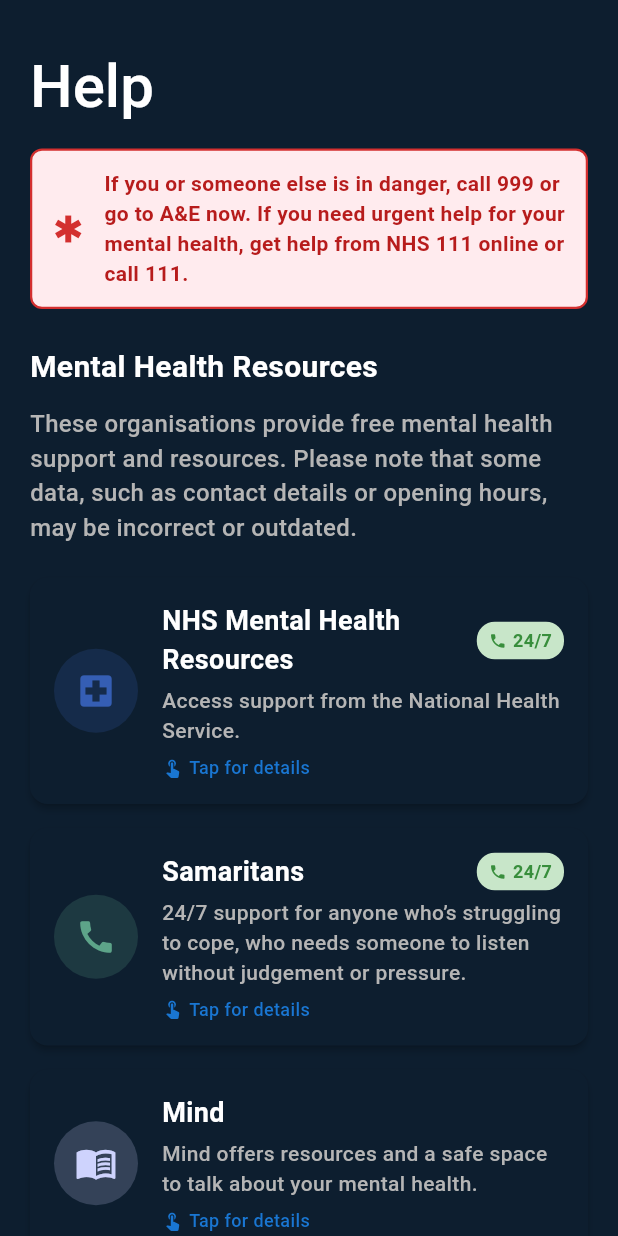
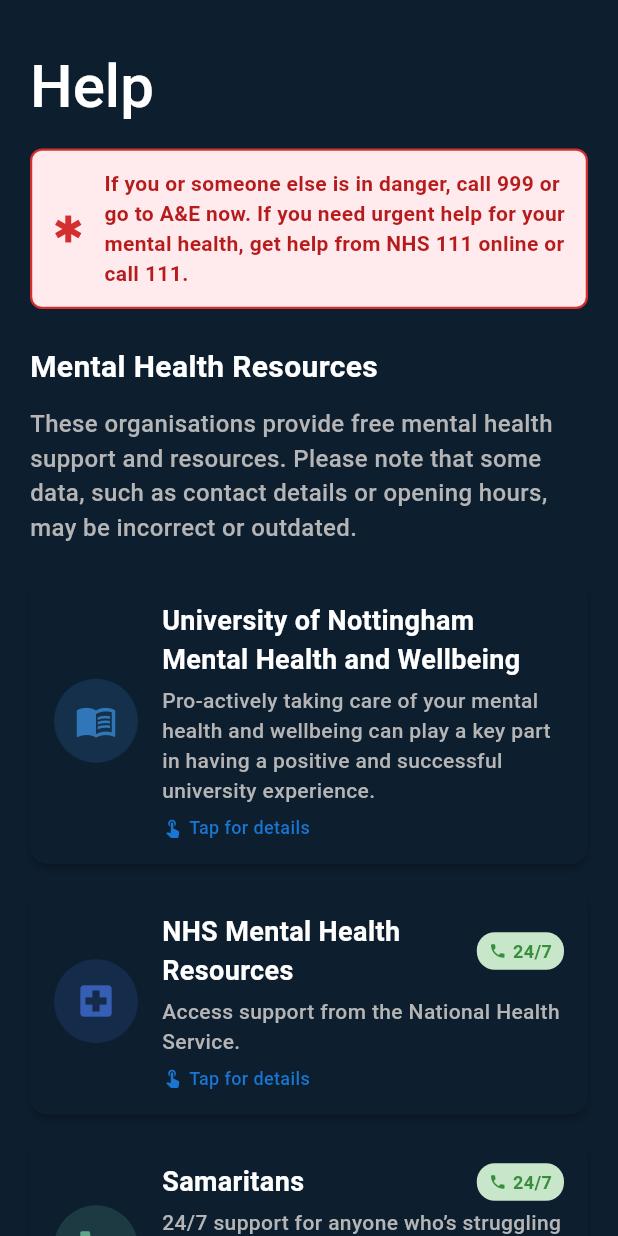
Before and after one commit to jamesdeal89/UniCare, a Flutter app: the HelpView screen opened directly, on a phone screen of 412 x 824 dp. Run offline on Flutter 3.47's test engine with Material 3 defaults, Android fonts, the phone set to English and light mode, and no system bars; our stand-ins replace firebase_auth, firebase_core, sqflite; accounts and stored records are empty.

Commit message:
Added UoN services to the Help screen

```diff
--- a/team_31_health_app/lib/views/main/subviews/helpView.dart
+++ b/team_31_health_app/lib/views/main/subviews/helpView.dart
@@ -36,6 +36,15 @@ class _HelpView extends State<HelpView> {
   @override
   Widget build(BuildContext context) {
     final List<Charity> charities = [
+      Charity(
+        name: 'University of Nottingham Mental Health and Wellbeing',
+        description: 'Pro-actively taking care of your mental health and wellbeing can play a key part in having a positive and successful university experience.',
+        phoneNumber: '0115 9514985',
+        website: 'https://www.nottingham.ac.uk/studentservices/wellbeing/healthyu/mental-health/bodymind.aspx/',
+        icon: Icons.menu_book,
+        colour: const Color.fromARGB(255, 48, 118, 184),
+        opening: 'Nottingham Nightline - 7pm - 8am, daily',
+      ),
       Charity(
         name: 'NHS Mental Health Resources',
         description: 'Access support from the National Health Service.',
```
